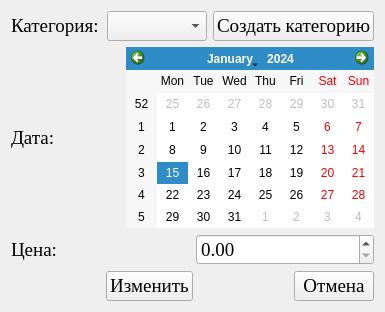
SwiftyKey/CostAccounting, file ui/edit_window.ui: the form before one commit.
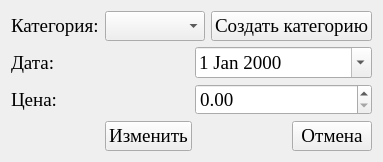
The form after the commit.

```diff
--- a/ui/edit_window.ui
+++ b/ui/edit_window.ui
@@ -6,8 +6,8 @@
    <rect>
     <x>0</x>
     <y>0</y>
-    <width>385</width>
-    <height>312</height>
+    <width>374</width>
+    <height>156</height>
    </rect>
   </property>
   <property name="windowTitle">
@@ -70,20 +70,17 @@
       </widget>
      </item>
      <item>
-      <spacer name="horizontalSpacer">
-       <property name="orientation">
-        <enum>Qt::Horizontal</enum>
+      <widget class="QDateEdit" name="select_date">
+       <property name="font">
+        <font>
+         <family>Times New Roman</family>
+         <pointsize>14</pointsize>
+        </font>
        </property>
-       <property name="sizeHint" stdset="0">
-        <size>
-         <width>40</width>
-         <height>20</height>
-        </size>
+       <property name="calendarPopup">
+        <bool>true</bool>
        </property>
-      </spacer>
-     </item>
-     <item>
-      <widget class="QCalendarWidget" name="select_date"/>
+      </widget>
      </item>
     </layout>
    </item>
```
